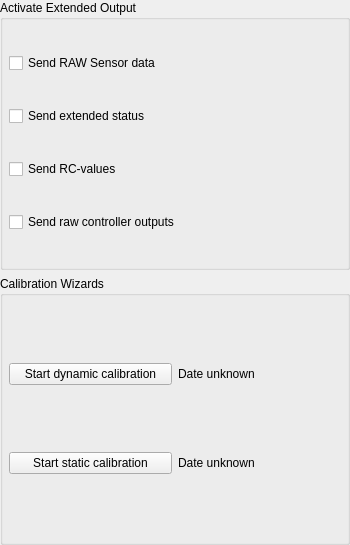
Before: the Qt Designer form src/ui/QGCSensorSettingsWidget.ui in mavlink/qgroundcontrol, drawn with Qt 5.
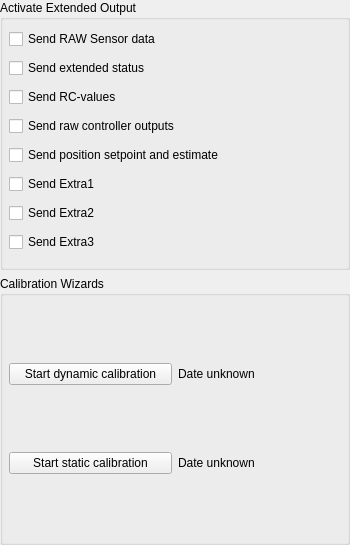
After: the same form once the commit is applied.

Commit message: Added Extra Message Checkboxes

What changed in the file:
```diff
--- a/src/ui/QGCSensorSettingsWidget.ui
+++ b/src/ui/QGCSensorSettingsWidget.ui
@@ -54,6 +54,34 @@
         </property>
        </widget>
       </item>
+      <item row="4" column="0">
+       <widget class="QCheckBox" name="sendPositionCheckBox">
+        <property name="text">
+         <string>Send position setpoint and estimate</string>
+        </property>
+       </widget>
+      </item>
+      <item row="5" column="0">
+       <widget class="QCheckBox" name="sendExtra1CheckBox">
+        <property name="text">
+         <string>Send Extra1</string>
+        </property>
+       </widget>
+      </item>
+      <item row="6" column="0">
+       <widget class="QCheckBox" name="sendExtra2CheckBox">
+        <property name="text">
+         <string>Send Extra2</string>
+        </property>
+       </widget>
+      </item>
+      <item row="7" column="0">
+       <widget class="QCheckBox" name="sendExtra3CheckBox">
+        <property name="text">
+         <string>Send Extra3</string>
+        </property>
+       </widget>
+      </item>
      </layout>
     </widget>
    </item>
```
The commit also changes 6 other files.
